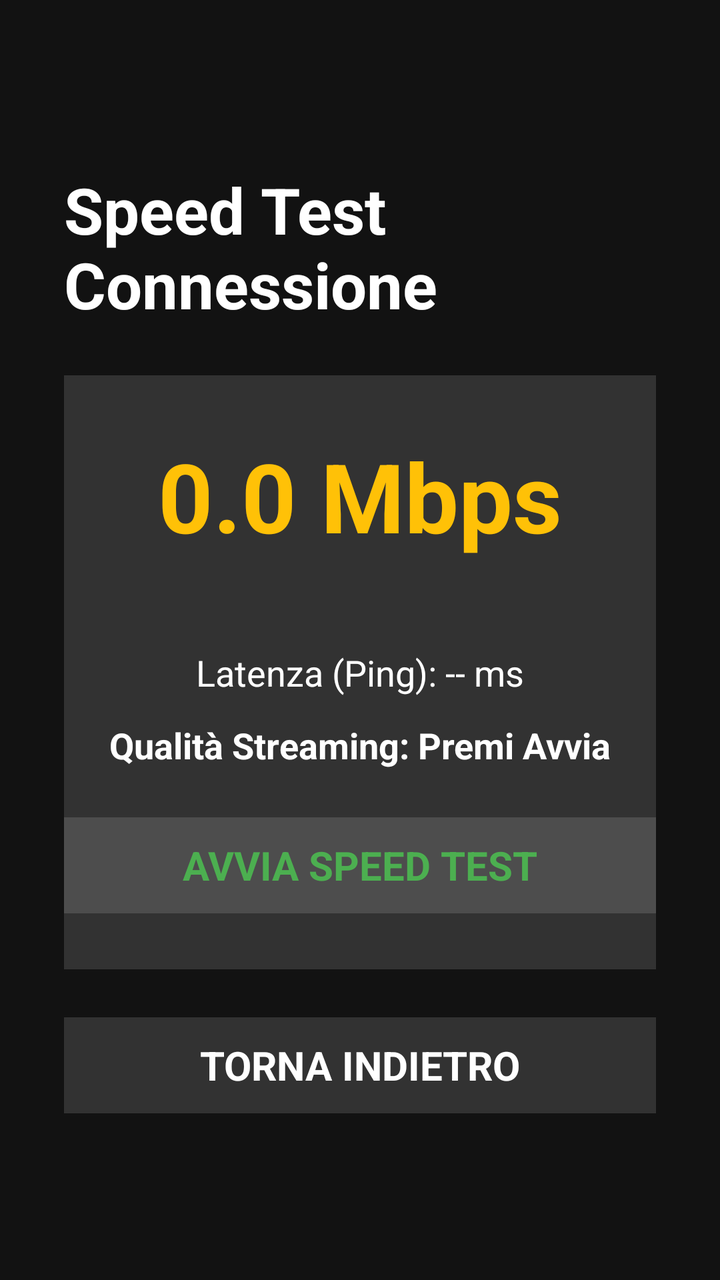
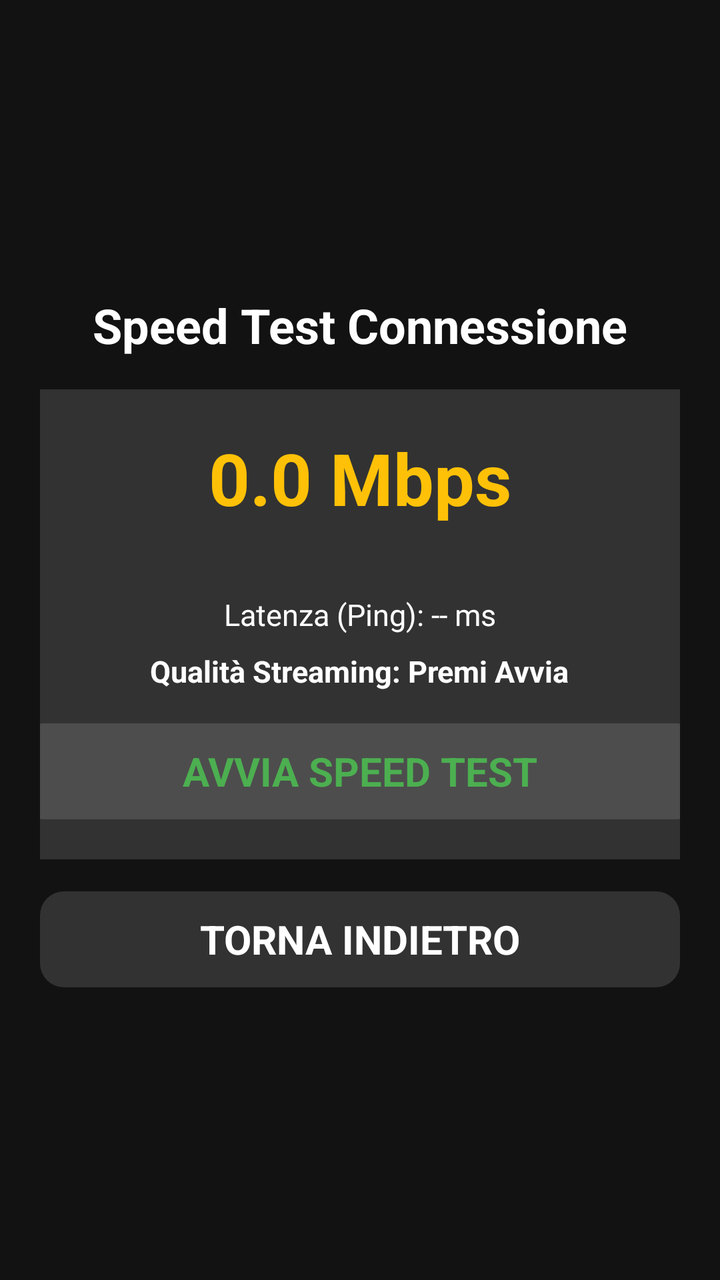

The first picture is an Android layout as it rendered before a commit; the second is the same layout after the commit. The layout source and the unified diff follow.
<!-- AndroidManifest.xml: application theme Theme.BocciaTV -->
<!-- res/layout/activity_speed_test.xml -->
<?xml version="1.0" encoding="utf-8"?>

<LinearLayout xmlns:android="http://schemas.android.com/apk/res/android"
    android:layout_width="match_parent"
    android:layout_height="match_parent"
    android:background="#121212"
    android:gravity="center"
    android:orientation="vertical"
    android:padding="32dp">

    <TextView
        android:layout_width="wrap_content"
        android:layout_height="wrap_content"
        android:text="Speed Test Connessione"
        android:textColor="@android:color/white"
        android:textSize="32sp"
        android:textStyle="bold"
        android:layout_marginBottom="24dp"/>

    <LinearLayout
        android:layout_width="500dp"
        android:layout_height="wrap_content"
        android:background="#22FFFFFF"
        android:padding="28dp"
        android:gravity="center_horizontal"
        android:orientation="vertical">

        
        <TextView
            android:id="@+id/tv_speed_mbps"
            android:layout_width="wrap_content"
            android:layout_height="wrap_content"
            android:text="0.0 Mbps"
            android:textColor="#FFC107"
            android:textSize="48sp"
            android:textStyle="bold" />

        <ProgressBar
            android:id="@+id/pb_speed_test"
            style="?android:attr/progressBarStyleHorizontal"
            android:layout_width="match_parent"
            android:layout_height="12dp"
            android:layout_marginTop="16dp"
            android:layout_marginBottom="16dp"
            android:max="100"
            android:progress="0" />

        
        <TextView
            android:id="@+id/tv_ping_ms"
            android:layout_width="wrap_content"
            android:layout_height="wrap_content"
            android:text="Latenza (Ping): -- ms"
            android:textColor="@android:color/white"
            android:textSize="18sp"
            android:layout_marginBottom="12dp" />

        
        <TextView
            android:id="@+id/tv_quality_rating"
            android:layout_width="wrap_content"
            android:layout_height="wrap_content"
            android:text="Qualità Streaming: Premi Avvia"
            android:textColor="@android:color/white"
            android:textSize="18sp"
            android:textStyle="bold"
            android:layout_marginBottom="24dp" />

        
        <Button
            android:id="@+id/btn_start_speed_test"
            style="@style/MenuButtonStyle"
            android:layout_width="match_parent"
            android:layout_height="wrap_content"
            android:text="AVVIA SPEED TEST"
            android:textColor="#4CAF50"
            android:focusable="true"
            android:clickable="true"/>

    </LinearLayout>

    <Button
        android:id="@+id/btn_speed_test_back"
        style="@style/MenuButtonStyle"
        android:layout_width="320dp"
        android:layout_height="wrap_content"
        android:layout_marginTop="24dp"
        android:text="Torna Indietro"
        android:focusable="true"
        android:clickable="true"/>

</LinearLayout>
<!-- resources referenced by this layout -->
<resources>
  <style name="MenuButtonStyle" parent="Widget.AppCompat.Button">
          <item name="android:background">@drawable/button_selector</item>
          <item name="android:textColor">@color/white_to_black_selector</item>
          <item name="android:drawableTint">@color/white_to_black_selector</item>
          <item name="android:textSize">20sp</item>
          <item name="android:textAllCaps">true</item>
          <item name="android:textStyle">bold</item>
          <item name="android:focusable">true</item>
          <item name="android:focusableInTouchMode">true</item>
      </style>
  <style name="Theme.BocciaTV" parent="@style/Theme.Leanback" />
  <!-- drawable button_selector (drawable) -->
  <?xml version="1.0" encoding="utf-8"?>
  <selector xmlns:android="http://schemas.android.com/apk/res/android">
      <item android:state_focused="true">
          <shape android:shape="rectangle">
              <corners android:radius="12dp" />
              <solid android:color="#FFFFFF" />
              <stroke android:width="2dp" android:color="#FFD600" />
          </shape>
      </item>
      <item>
          <shape android:shape="rectangle">
              <corners android:radius="12dp" />
              <solid android:color="#22FFFFFF" />
          </shape>
      </item>
  </selector>
</resources>

<!-- the commit's change to res/layout/activity_speed_test.xml (unified diff, before → after) -->
@@ -1,92 +1,98 @@
 <?xml version="1.0" encoding="utf-8"?>
 
-<LinearLayout xmlns:android="http://schemas.android.com/apk/res/android"
+<ScrollView xmlns:android="http://schemas.android.com/apk/res/android"
     android:layout_width="match_parent"
     android:layout_height="match_parent"
-    android:background="#121212"
-    android:gravity="center"
-    android:orientation="vertical"
-    android:padding="32dp">
-
-    <TextView
-        android:layout_width="wrap_content"
-        android:layout_height="wrap_content"
-        android:text="Speed Test Connessione"
-        android:textColor="@android:color/white"
-        android:textSize="32sp"
-        android:textStyle="bold"
-        android:layout_marginBottom="24dp"/>
+    android:fillViewport="true"
+    android:background="#121212">
 
     <LinearLayout
-        android:layout_width="500dp"
+        android:layout_width="match_parent"
         android:layout_height="wrap_content"
-        android:background="#22FFFFFF"
-        android:padding="28dp"
-        android:gravity="center_horizontal"
-        android:orientation="vertical">
+        android:gravity="center"
+        android:orientation="vertical"
+        android:padding="20dp">
 
-        
         <TextView
-            android:id="@+id/tv_speed_mbps"
             android:layout_width="wrap_content"
             android:layout_height="wrap_content"
-            android:text="0.0 Mbps"
-            android:textColor="#FFC107"
-            android:textSize="48sp"
-            android:textStyle="bold" />
+            android:text="Speed Test Connessione"
+            android:textColor="@android:color/white"
+            android:textSize="24sp"
+            android:textStyle="bold"
+            android:layout_marginBottom="16dp"/>
 
-        <ProgressBar
-            android:id="@+id/pb_speed_test"
-            style="?android:attr/progressBarStyleHorizontal"
-            android:layout_width="match_parent"
-            android:layout_height="12dp"
+        <LinearLayout
+            android:layout_width="380dp"
+            android:layout_height="wrap_content"
+            android:background="#22FFFFFF"
+            android:padding="20dp"
+            android:gravity="center_horizontal"
+            android:orientation="vertical">
+
+            
+            <TextView
+                android:id="@+id/tv_speed_mbps"
+                android:layout_width="wrap_content"
+                android:layout_height="wrap_content"
+                android:text="0.0 Mbps"
+                android:textColor="#FFC107"
+                android:textSize="36sp"
+                android:textStyle="bold" />
+
+            <ProgressBar
+                android:id="@+id/pb_speed_test"
+                style="?android:attr/progressBarStyleHorizontal"
+                android:layout_width="match_parent"
+                android:layout_height="10dp"
+                android:layout_marginTop="12dp"
+                android:layout_marginBottom="12dp"
+                android:max="100"
+                android:progress="0" />
+
+            
+            <TextView
+                android:id="@+id/tv_ping_ms"
+                android:layout_width="wrap_content"
+                android:layout_height="wrap_content"
+                android:text="Latenza (Ping): -- ms"
+                android:textColor="@android:color/white"
+                android:textSize="15sp"
+                android:layout_marginBottom="8dp" />
+
+            
+            <TextView
+                android:id="@+id/tv_quality_rating"
+                android:layout_width="wrap_content"
+                android:layout_height="wrap_content"
+                android:text="Qualità Streaming: Premi Avvia"
+                android:textColor="@android:color/white"
+                android:textSize="15sp"
+                android:textStyle="bold"
+                android:layout_marginBottom="16dp" />
+
+            
+            <Button
+                android:id="@+id/btn_start_speed_test"
+                style="@style/MenuButtonStyle"
+                android:layout_width="match_parent"
+                android:layout_height="wrap_content"
+                android:text="AVVIA SPEED TEST"
+                android:textColor="#4CAF50"
+                android:focusable="true"
+                android:clickable="true"/>
+
+        </LinearLayout>
+
+        <Button
+            android:id="@+id/btn_speed_test_back"
+            style="@style/MenuButtonStyle"
+            android:layout_width="320dp"
+            android:layout_height="wrap_content"
             android:layout_marginTop="16dp"
-            android:layout_marginBottom="16dp"
-            android:max="100"
-            android:progress="0" />
-
-        
-        <TextView
-            android:id="@+id/tv_ping_ms"
-            android:layout_width="wrap_content"
-            android:layout_height="wrap_content"
-            android:text="Latenza (Ping): -- ms"
-            android:textColor="@android:color/white"
-            android:textSize="18sp"
-            android:layout_marginBottom="12dp" />
-
-        
-        <TextView
-            android:id="@+id/tv_quality_rating"
-            android:layout_width="wrap_content"
-            android:layout_height="wrap_content"
-            android:text="Qualità Streaming: Premi Avvia"
-            android:textColor="@android:color/white"
-            android:textSize="18sp"
-            android:textStyle="bold"
-            android:layout_marginBottom="24dp" />
-
-        
-        <Button
-            android:id="@+id/btn_start_speed_test"
-            style="@style/MenuButtonStyle"
-            android:layout_width="match_parent"
-            android:layout_height="wrap_content"
-            android:text="AVVIA SPEED TEST"
-            android:textColor="#4CAF50"
+            android:text="Torna Indietro"
             android:focusable="true"
             android:clickable="true"/>
 
     </LinearLayout>
-
-    <Button
-        android:id="@+id/btn_speed_test_back"
-        style="@style/MenuButtonStyle"
-        android:layout_width="320dp"
-        android:layout_height="wrap_content"
-        android:layout_marginTop="24dp"
-        android:text="Torna Indietro"
-        android:focusable="true"
-        android:clickable="true"/>
-
-</LinearLayout>
+</ScrollView>
